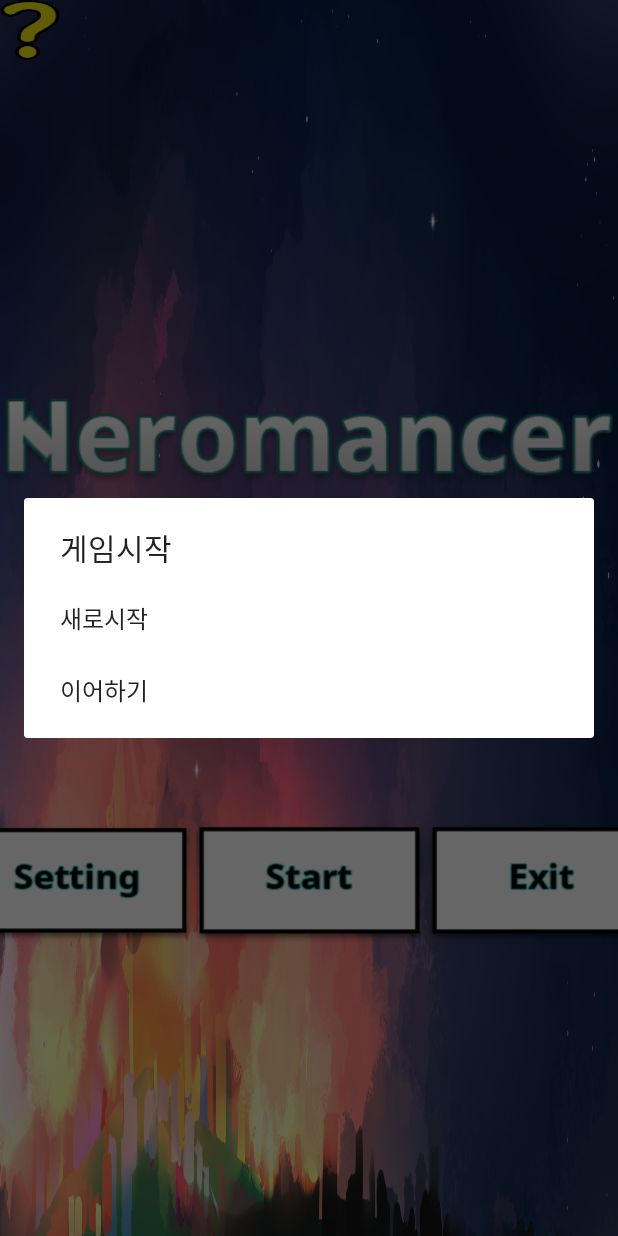
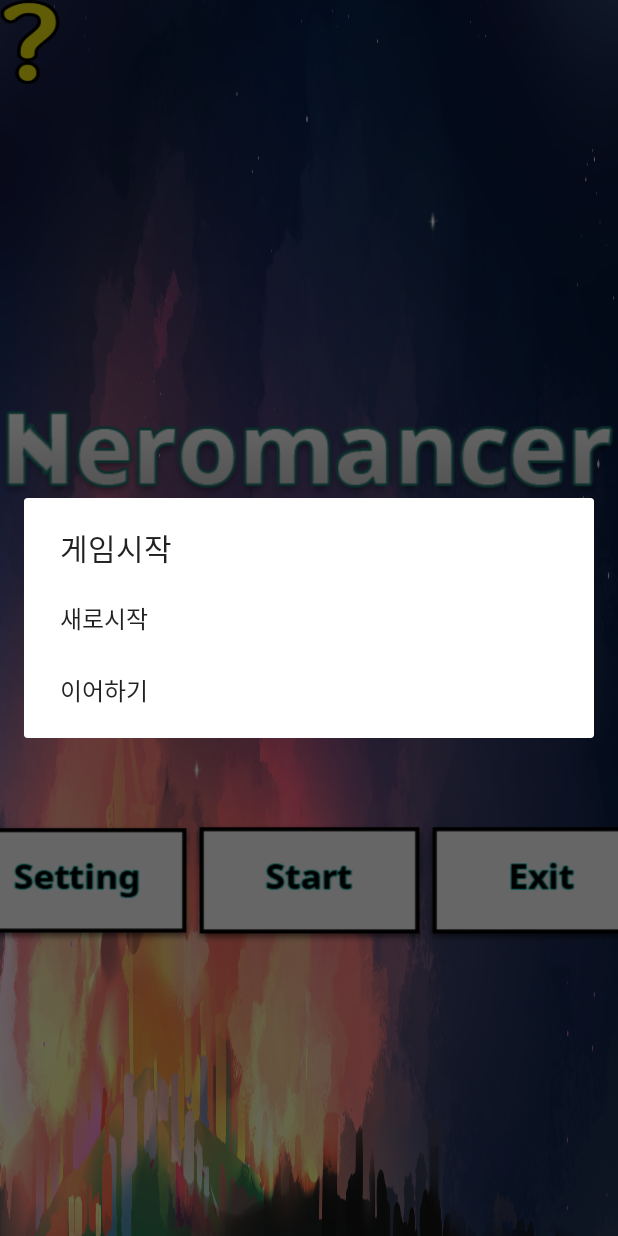
Before and after one commit to hyun-sa/WAGDEV_heromancer, an Android app: the MainActivity screen opened directly, with no data from a screen before it, after a tap on an icon or button, on a phone screen of 412 x 824 dp. Run offline under Robolectric (Android 15) with nearby library versions, the phone set to English and light mode, and no system bars.

Commit message:
Update activity_main.xml

```diff
--- a/app/src/main/res/layout/activity_main.xml
+++ b/app/src/main/res/layout/activity_main.xml
@@ -17,9 +17,9 @@
         android:orientation="vertical">
 
         <Button
-            android:id="@+id/menual"
+            android:id="@+id/manual"
             android:layout_width="40dp"
-            android:layout_height="40dp"
+            android:layout_height="56dp"
             android:background="@drawable/manual"
             android:onClick="onManualClicked" />
 
```
